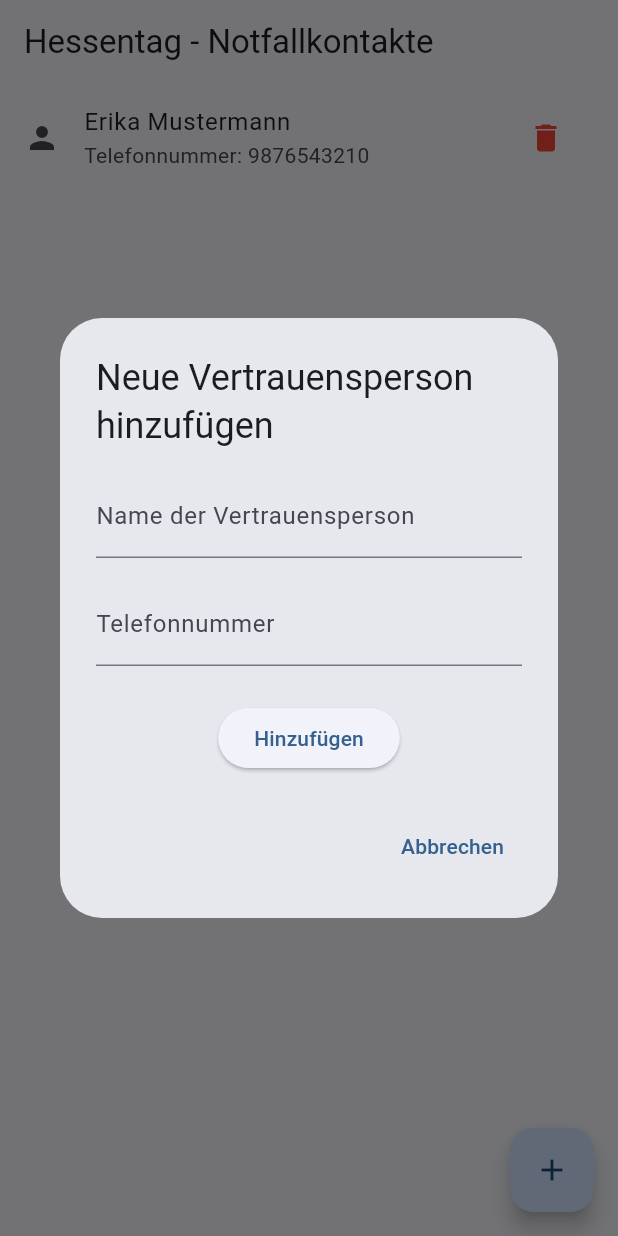
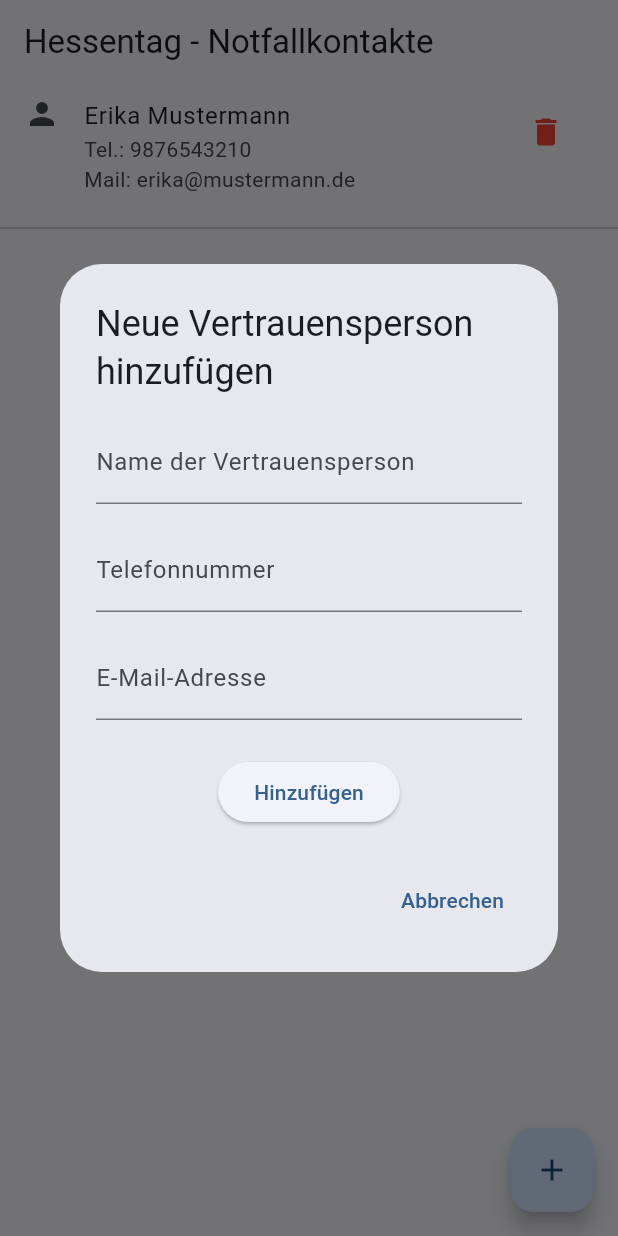
Before and after one commit to thomasalcock/302FoundFrontend, a Flutter app: the screen it shows after launch, after a tap on the "delete" icon, after a tap on the "add" icon, on a phone screen of 412 x 824 dp. Run offline on Flutter 3.47's test engine with Material 3 defaults, Android fonts, the phone set to English and light mode, and no system bars.

Commit message:
Add email to user and ux to listview

```diff
--- a/lib/trustedPersons/trusted_person.dart
+++ b/lib/trustedPersons/trusted_person.dart
@@ -1,11 +1,16 @@
 class TrustedPerson {
   final String name;
   final String phoneNumber;
+  final String email;
 
-  TrustedPerson({required this.name, required this.phoneNumber});
+  TrustedPerson({
+    required this.name,
+    required this.phoneNumber,
+    required this.email,
+  });
 
   @override
   String toString() {
-    return 'TrustedPerson{name: $name, phoneNumber: $phoneNumber}';
+    return 'TrustedPerson{name: $name, phone: $phoneNumber, email: $email}';
   }
 }
--- a/lib/trustedPersons/trusted_person_form.dart
+++ b/lib/trustedPersons/trusted_person_form.dart
@@ -13,6 +13,7 @@
 class TrustedPersonFormState extends State<TrustedPersonForm> {
   final TextEditingController _nameController = TextEditingController();
   final TextEditingController _phoneController = TextEditingController();
+  final TextEditingController _emailController = TextEditingController();
 
   @override
   void dispose() {
@@ -38,14 +39,22 @@
           decoration: const InputDecoration(labelText: 'Telefonnummer'),
           keyboardType: TextInputType.phone,
         ),
+        const SizedBox(height: 16),
+        TextField(
+          controller: _emailController,
+          decoration: const InputDecoration(labelText: 'E-Mail-Adresse'),
+          keyboardType: TextInputType.emailAddress,
+        ),
         const SizedBox(height: 24),
         ElevatedButton(
           onPressed: () {
             if (_nameController.text.trim().isNotEmpty &&
-                _phoneController.text.trim().isNotEmpty) {
+                _phoneController.text.trim().isNotEmpty &&
+                _emailController.text.trim().isNotEmpty) {
               final person = TrustedPerson(
                 name: _nameController.text.trim(),
                 phoneNumber: _phoneController.text.trim(),
+                email: _emailController.text.trim(),
               );
               widget.onPersonAdded(person);
             } else {
--- a/lib/trustedPersons/trusted_persons_list_view.dart
+++ b/lib/trustedPersons/trusted_persons_list_view.dart
@@ -12,6 +12,9 @@
 
 class TrustedPersonsListViewState extends State<TrustedPersonsListView> {
   final List<TrustedPerson> _trustedPersons = [];
+  bool _isLoading = true;
+  bool _isAdding = false;
+  int _isDeleting = -1;
 
   @override
   void initState() {
@@ -23,15 +26,40 @@
     await Future.delayed(const Duration(seconds: 2));
     setState(() {
       _trustedPersons.addAll([
-        TrustedPerson(name: 'Max Mustermann', phoneNumber: '0123456789'),
-        TrustedPerson(name: 'Erika Mustermann', phoneNumber: '9876543210'),
+        TrustedPerson(
+          name: 'Max Mustermann',
+          phoneNumber: '0123456789',
+          email: 'max@mustermann.de',
+        ),
+        TrustedPerson(
+          name: 'Erika Mustermann',
+          phoneNumber: '9876543210',
+          email: 'erika@mustermann.de',
+        ),
       ]);
+      _isLoading = false;
     });
   }
 
-  void _addTrustedPerson(TrustedPerson person) {
+  Future<void> _addTrustedPerson(TrustedPerson person) async {
+    setState(() {
+      _isAdding = true;
+    });
+    await Future.delayed(const Duration(seconds: 2));
     setState(() {
       _trustedPersons.add(person);
+      _isAdding = false;
+    });
+  }
+
+  Future<void> _deleteTrustedPerson(int index) async {
+    setState(() {
+      _isDeleting = index;
+    });
+    await Future.delayed(const Duration(seconds: 2));
+    setState(() {
+      _trustedPersons.removeAt(index);
+      _isDeleting = -1;
     });
   }
 
@@ -43,29 +71,49 @@
         child: AppBarWidget(title: 'Notfallkontakte'),
       ),
       body: _trustedPersons.isEmpty
-          ? const Center(
-              child: Text(
+          ? Center(
+              child: _isLoading
+                  ? CircularProgressIndicator()
+                  : Text(
                       'Keine Vertrauenspersonen hinzugefügt.\nTippen Sie auf das + Symbol, um eine hinzuzufügen.',
                       textAlign: TextAlign.center,
                       style: TextStyle(fontSize: 16),
                     ),
             )
           : ListView.builder(
-              itemCount: _trustedPersons.length,
+              itemCount: _isAdding
+                  ? _trustedPersons.length + 1
+                  : _trustedPersons.length,
               itemBuilder: (context, index) {
+                if (_isAdding && index == _trustedPersons.length) {
+                  return const Center(child: CircularProgressIndicator());
+                }
                 final person = _trustedPersons[index];
-                return ListTile(
+                return Column(
+                  children: [
+                    ListTile(
                       leading: const Icon(Icons.person),
                       title: Text(person.name),
-                  subtitle: Text('Telefonnummer: ${person.phoneNumber}'),
+                      subtitle: Column(
+                        crossAxisAlignment: CrossAxisAlignment.start,
+                        mainAxisSize: MainAxisSize.min,
+                        children: [
+                          Text('Tel.: ${person.phoneNumber}'),
+                          Text('Mail: ${person.email}'),
+                        ],
+                      ),
+                      isThreeLine: true,
                       trailing: IconButton(
-                    icon: const Icon(Icons.delete, color: Colors.red),
+                        icon: _isDeleting == index
+                            ? const CircularProgressIndicator()
+                            : const Icon(Icons.delete, color: Colors.red),
                         onPressed: () {
-                      setState(() {
-                        _trustedPersons.removeAt(index);
-                      });
+                          _deleteTrustedPerson(index);
                         },
                       ),
+                    ),
+                    const Divider(),
+                  ],
                 );
               },
             ),
```
Lines whose indentation alone changed are shown as unchanged.
